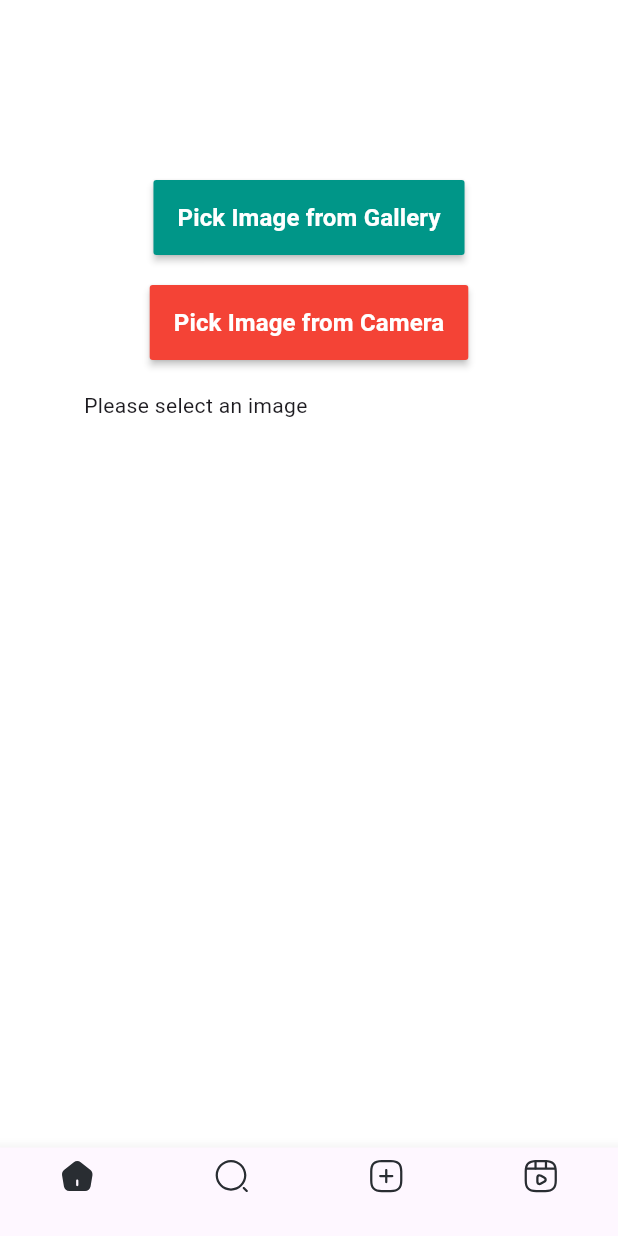
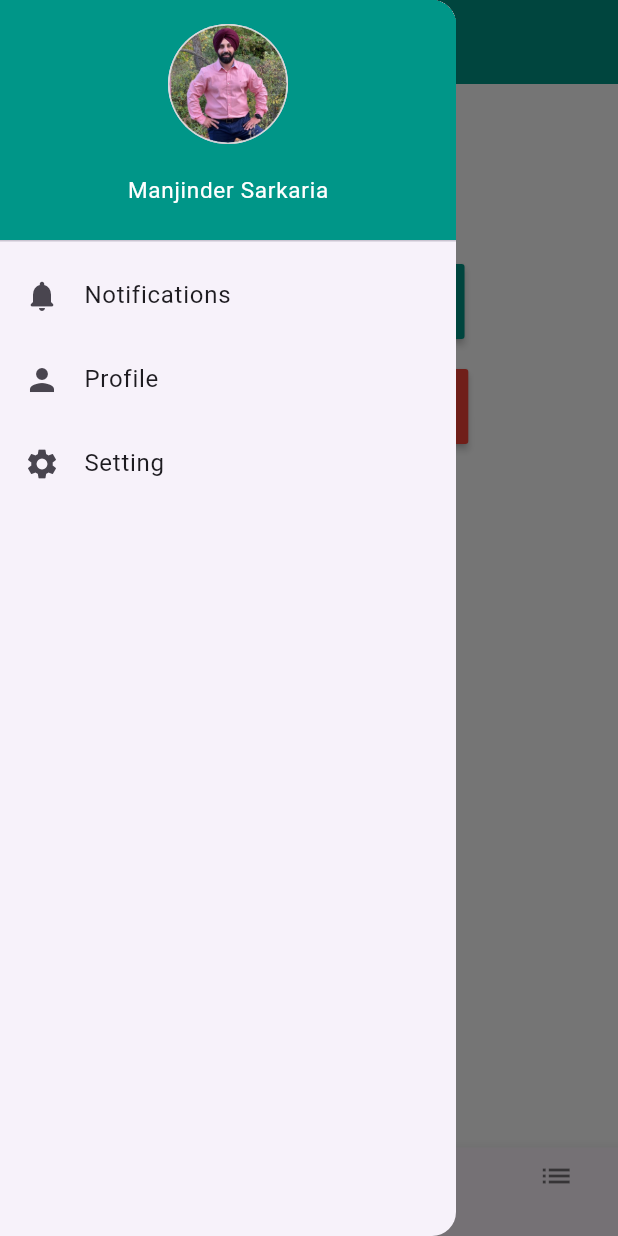
Before and after one commit to manjindersarkaria/FlutterWidgets, a Flutter app: the screen it shows after launch, with the side drawer open (before the commit the screen has no drawer), on a phone screen of 412 x 824 dp. Run offline on Flutter 3.47's test engine with Material 3 defaults, Android fonts, the phone set to English and light mode, and no system bars; our stand-ins replace flutter_svg, image_picker.

Commit message:
Drawer and dismissible list

```diff
--- a/lib/pages/home.dart
+++ b/lib/pages/home.dart
@@ -3,7 +3,8 @@ import 'package:flutter_svg/flutter_svg.dart';
 import 'package:instagram_widgets/pages/stepWidget.dart';
 import 'package:instagram_widgets/pages/datepicker.dart';
 import 'package:instagram_widgets/pages/myBottomSheet.dart';
-
+import 'dismissibleList.dart';
+import 'myDrawer.dart';
 import 'myImagePicker.dart';
 
 class Home extends StatefulWidget {
@@ -20,10 +21,20 @@ class _HomeState extends State<Home> {
     StepWidget(),
     DatePicker(),
     MyBottomSheet(),
+    DismissibleList(),
   ];
   @override
   Widget build(BuildContext context) {
     return Scaffold(
+        appBar: AppBar(
+          title: const Text(
+            "My widgets",
+            style: TextStyle(fontSize: 18, color: Colors.white),
+          ),
+          iconTheme: IconThemeData(color: Colors.white),
+          backgroundColor: Colors.teal,
+        ),
+        drawer: MyDrawer(),
         backgroundColor: Colors.white,
         bottomNavigationBar: BottomNavigationBar(
             type: BottomNavigationBarType.fixed,
@@ -54,7 +65,11 @@ class _HomeState extends State<Home> {
                   icon: SvgPicture.asset(_selectedIndex == 3
                       ? 'assets/images/video-play-bold.svg'
                       : 'assets/images/video-play-outline.svg'),
-                  label: '')
+                  label: ''),
+              BottomNavigationBarItem(
+                icon: Icon(Icons.list),
+                label: '',
+              ),
             ]),
         body: SafeArea(
             child: Padding(
--- /dev/null
+++ b/lib/pages/myDrawer.dart
@@ -0,0 +1,66 @@
+import 'package:flutter/material.dart';
+
+class MyDrawer extends StatefulWidget {
+  const MyDrawer({super.key});
+
+  @override
+  State<MyDrawer> createState() => _MyDrawerState();
+}
+
+class _MyDrawerState extends State<MyDrawer> {
+  _buildHeader() {
+    return DrawerHeader(
+        decoration: BoxDecoration(color: Colors.teal),
+        child: Column(
+          children: [
+            CircleAvatar(
+              backgroundImage: AssetImage('assets/images/user-image.png'),
+              radius: 40,
+            ),
+            SizedBox(
+              height: 20,
+            ),
+            Text(
+              'Manjinder Sarkaria',
+              style: TextStyle(fontSize: 15, color: Colors.white),
+            )
+          ],
+        ));
+  }
+
+  _buildItem(
+      {required IconData icon,
+      required String title,
+      required GestureTapCallback onTap}) {
+    return ListTile(
+      leading: Icon(icon),
+      title: Text(title),
+      onTap: onTap,
+      minLeadingWidth: 5,
+    );
+  }
+
+  @override
+  Widget build(BuildContext context) {
+    return Drawer(
+      child: ListView(
+        padding: EdgeInsets.zero,
+        children: [
+          _buildHeader(),
+          _buildItem(
+              icon: Icons.notifications_rounded,
+              title: 'Notifications',
+              onTap: () => Navigator.pushNamed(context, 'Notifications')),
+          _buildItem(
+              icon: Icons.person,
+              title: 'Profile',
+              onTap: () => Navigator.pushNamed(context, 'Profile')),
+          _buildItem(
+              icon: Icons.settings,
+              title: 'Setting',
+              onTap: () => Navigator.pushNamed(context, 'Setting')),
+        ],
+      ),
+    );
+  }
+}
--- a/lib/pages/myImagePicker.dart
+++ b/lib/pages/myImagePicker.dart
@@ -66,9 +66,13 @@ class _MyImagePickerState extends State<MyImagePicker> {
           SizedBox(
             height: 300,
             width: 300,
-            child: _selectedImage != null
-                ? Image.file(_selectedImage!)
-                : Text('Please select an image'),
+            child: Column(
+              children: [
+                _selectedImage != null
+                    ? Image.file(_selectedImage!)
+                    : Center(child: Text('Please select an image')),
+              ],
+            ),
           )
         ],
       ),
```
Also changed, not shown: lib/pages/dismissibleList.dart (added, +107 -0 lines), assets/images/user-image.png (added).
